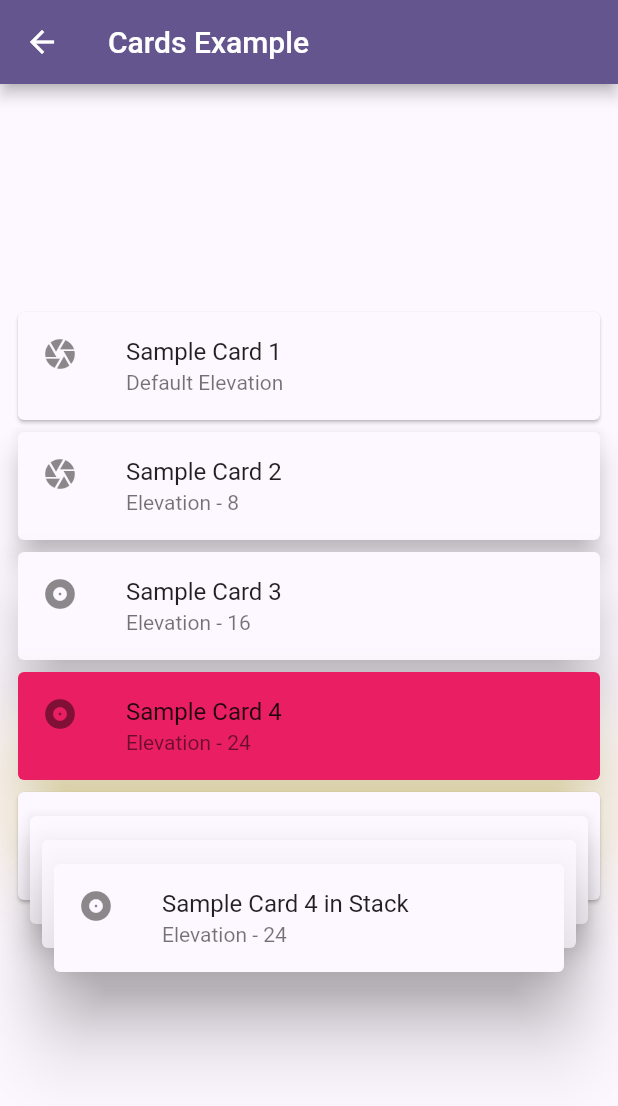
After one commit to omarSuarezRodriguez/flutter_apps_with_package, a Flutter app: the CardsExamplePage screen opened by its route, on a phone screen of 412 x 824 dp. The commit adds this screen. Shown: the top 1106 px of the screen. Run offline on Flutter 3.47's test engine with Material 2 defaults, Android fonts, the phone set to English and light mode, and no system bars; our stand-ins replace get, get_storage, readmore; missing offline and left inert: flutter_barcode_scanner; accounts and stored records are empty.

Commit message:
Se actualiza app

```diff
--- a/lib/src/basics_screen/basics_screen.dart
+++ b/lib/src/basics_screen/basics_screen.dart
@@ -1108,6 +1108,20 @@ class BasicsScreen extends StatelessWidget {
             ),
           ),
 
+          const SizedBox(height: 7),
+          InkWell(
+            onTap: () {
+              Navigator.pushNamed(context, '/basics_82');
+            },
+            child: const ListTile(
+              title: Text('82. Cards Example'),
+              leading: Icon(
+                Icons.data_object_rounded,
+                color: Colors.lime,
+              ),
+            ),
+          ),
+
 
 
 
--- /dev/null
+++ b/lib/src/basics_screen/pages/82_cards_example.dart
@@ -0,0 +1,109 @@
+
+import 'package:flutter/material.dart';
+
+class CardsExamplePage extends StatelessWidget {
+  const CardsExamplePage({super.key});
+
+  @override
+  Widget build(BuildContext context) {
+    return Scaffold(
+      appBar: AppBar(title: const Text('Cards Example')),
+      body: const Center(
+        child: LCard(),
+      ),
+    );
+  }
+}
+
+
+class LCard extends StatelessWidget {
+  const LCard({super.key});
+
+  @override
+  Widget build(BuildContext context) {
+    return SingleChildScrollView(
+      child: Container(
+        child: Center(
+          child: Padding(
+            padding: const EdgeInsets.all(8.0),
+            child: Column(
+              mainAxisAlignment: MainAxisAlignment.spaceEvenly,
+              children: <Widget>[
+                Card(
+                  child: ListTile(
+                    leading: Icon(Icons.camera),
+                    title: Text('Sample Card 1'),
+                    subtitle: Text('Default Elevation'),
+                  ),
+                ),
+                Card(
+                    elevation: 8,
+                    child: ListTile(
+                      leading: Icon(Icons.camera),
+                      title: Text('Sample Card 2'),
+                      subtitle: Text('Elevation - 8'),
+                    )),
+                Card(
+                    elevation: 16,
+                    child: ListTile(
+                      leading: Icon(Icons.album),
+                      title: Text('Sample Card 3'),
+                      subtitle: Text('Elevation - 16'),
+                    )),
+                Card(
+                    elevation: 24,
+                    color: Colors.pink,
+                    shadowColor: Colors.yellow,
+                    child: ListTile(
+                      leading: Icon(Icons.album),
+                      title: Text('Sample Card 4'),
+                      subtitle: Text('Elevation - 24'),
+                    )),
+                Stack(
+                  children: <Widget>[
+                    Card(
+                        child: ListTile(
+                      leading: Icon(Icons.camera),
+                      title: Text('Sample Card 1 in Stack'),
+                      subtitle: Text('Default Elevation'),
+                    )),
+                    Padding(
+                      padding: const EdgeInsets.fromLTRB(8.0, 16, 8, 8),
+                      child: Card(
+                          elevation: 8,
+                          child: ListTile(
+                            leading: Icon(Icons.camera),
+                            title: Text('Sample Card 2 in Stack'),
+                            subtitle: Text('Elevation - 8'),
+                          )),
+                    ),
+                    Padding(
+                      padding: const EdgeInsets.fromLTRB(16.0, 32, 16, 16),
+                      child: Card(
+                          elevation: 16,
+                          child: ListTile(
+                            leading: Icon(Icons.album),
+                            title: Text('Sample Card 3 in Stack'),
+                            subtitle: Text('Elevation - 16'),
+                          )),
+                    ),
+                    Padding(
+                      padding: const EdgeInsets.fromLTRB(24.0, 48, 24, 24),
+                      child: Card(
+                          elevation: 24,
+                          child: ListTile(
+                            leading: Icon(Icons.album),
+                            title: Text('Sample Card 4 in Stack'),
+                            subtitle: Text('Elevation - 24'),
+                          )),
+                    ),
+                  ],
+                )
+              ],
+            ),
+          ),
+        ),
+      ),
+    );
+  }
+}
--- a/lib/src/routes/routes.dart
+++ b/lib/src/routes/routes.dart
@@ -1,5 +1,6 @@
 import 'package:flutter/material.dart';
 import 'package:flutter_apps_with_package/src/basics_screen/pages/81_dropdown_button_example.dart';
+import 'package:flutter_apps_with_package/src/basics_screen/pages/82_cards_example.dart';
 import 'package:flutter_apps_with_package/src/projects_screen/projects/05_barcode_scan_app/main.dart';
 import 'package:flutter_apps_with_package/src/projects_screen/projects/06_android_messages_app/main.dart';
 import 'package:flutter_apps_with_package/src/projects_screen/projects/07_credit_card_concept_app/credit_cards_concept_page.dart';
@@ -212,6 +213,8 @@ Map<String, WidgetBuilder> getApplicationRoutes() {
     '/basics_79'           : (BuildContext context) => const AnimatedContainerExample(),
     '/basics_80'           : (BuildContext context) => const AnimatedListExample(),
     '/basics_81'           : (BuildContext context) => const LDropDownButtonExample(),
+    '/basics_82'           : (BuildContext context) => const CardsExamplePage(),
+    //
 
 
 
```
